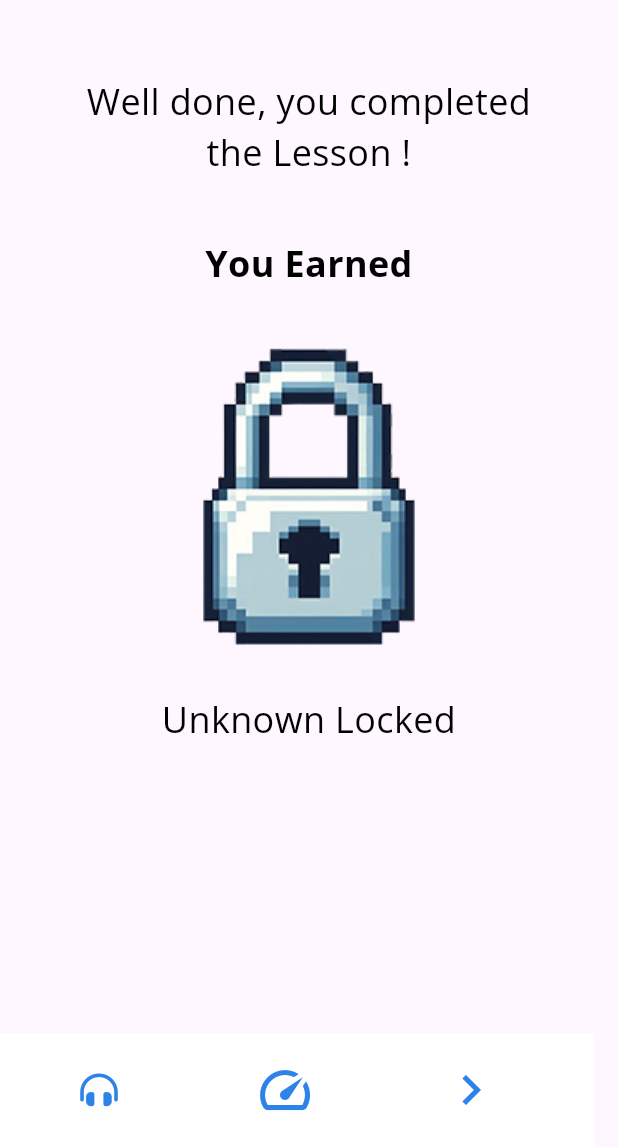
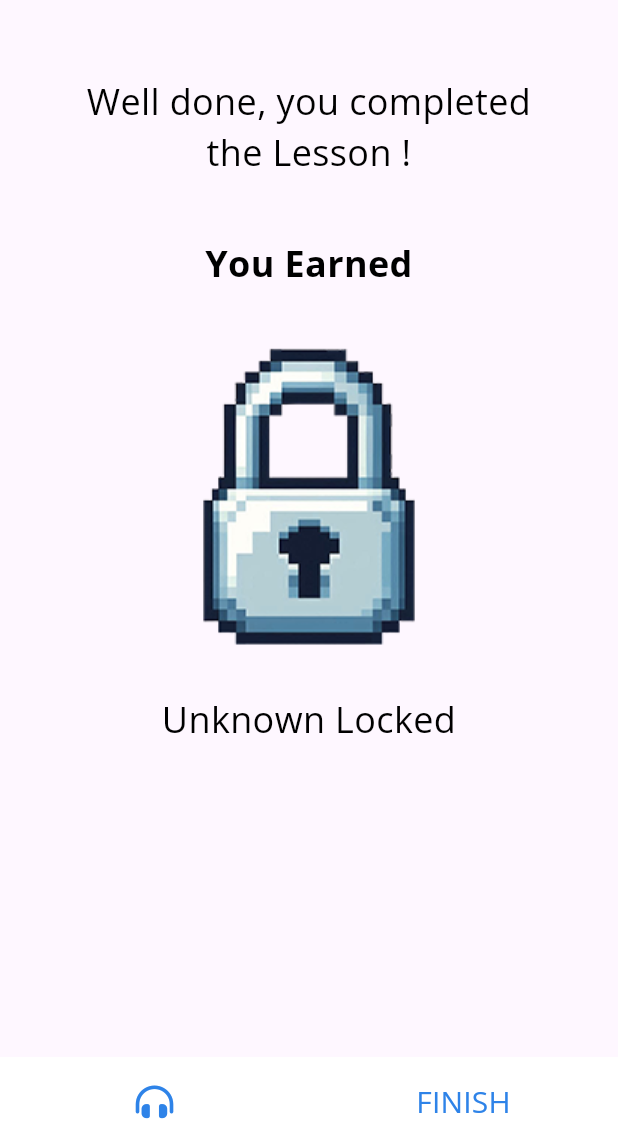
Before and after one commit to JasonXing1234/Gamified-Education-App, a Flutter app: the RewardScreen screen opened directly with empty values, on a phone screen of 412 x 824 dp, the part 89-1236 px from its top. Run offline on Flutter 3.47's test engine with Material 3 defaults, Android fonts, the phone set to English and light mode, and no system bars; our stand-ins replace equatable, firebase_auth, firebase_core, firebase_database, firebase_messaging, font_awesome_flutter and 1 more; accounts and stored records are empty.

Commit message:
New Multi-purpose button set up

```diff
--- a/lib/components/buttons/next_button.dart
+++ b/lib/components/buttons/next_button.dart
@@ -3,20 +3,30 @@ import 'package:flutter/material.dart';
 import '../../styles/app_colors.dart';
 import '../../styles/text_styles.dart';
 
-class NextButton extends StatelessWidget {
+enum ButtonType {
+  next,
+  back,
+  check,
+  submit,
+  finish,
+}
 
-  NextButton({
+
+class MultiPurposeButton extends StatelessWidget {
+
+  MultiPurposeButton({
     super.key,
     required this.disabled,
     required this.onTap,
-    this.buttonName = "NEXT",
+    // this.buttonName = "NEXT",
+    this.buttonType = ButtonType.next,
   });
 
   final bool disabled;
   final void Function() onTap;
 
-  String buttonName;
-
+  // String buttonName;
+  ButtonType buttonType;
 
   // Style Variables
   final double borderRadius = 15;
@@ -26,8 +36,9 @@ class NextButton extends StatelessWidget {
 
   @override
   Widget build(context) {
+
+    // Get the right color
     Color color;
-
     if (disabled) {
       color = appColors.grey;
     }
@@ -35,31 +46,54 @@ class NextButton extends StatelessWidget {
       color = appColors.royalBlue;
     }
 
-    return IconButton(
+
+    Widget button;
+    if (buttonType == ButtonType.next || buttonType == ButtonType.back) {
+      button = IconButton(
         icon: Icon(
-        buttonName == "BACK" ? Icons.chevron_left : Icons.chevron_right,
+          buttonType == ButtonType.back ? Icons.chevron_left : Icons.chevron_right,
           color: color,
           size: 40,
         ),
         onPressed: disabled ? null : onTap,
       );
+    }
+    else {
 
-    // return ElevatedButton(
-    //   onPressed: disabled ? null : onTap,
-    //   style: ElevatedButton.styleFrom(
-    //     //padding: const EdgeInsets.symmetric(horizontal: 40, vertical: 10), // Padding for text and border
-    //     fixedSize: const Size(150, 50),
-    //     backgroundColor: color,
-    //     foregroundColor: Colors.white,
-    //     shape: RoundedRectangleBorder(
-    //       borderRadius: BorderRadius.circular(borderRadius),
-    //     ),
+      // Get the right name
+      String buttonText;
+      if (buttonType == ButtonType.check) {
+        buttonText = "CHECK";
+      }
+      else if (buttonType == ButtonType.submit) {
+        buttonText = "SUBMIT";
+      }
+      else if (buttonType == ButtonType.finish) {
+        buttonText = "FINISH";
+      }
+      else {
+        buttonText = "BUTTON";
+      }
+
+      button = TextButton(
+        onPressed: disabled ? null : onTap,
+        // style: ElevatedButton.styleFrom(
+        //   //padding: const EdgeInsets.symmetric(horizontal: 40, vertical: 10), // Padding for text and border
+        //   fixedSize: const Size(150, 50),
+        //   backgroundColor: color,
+        //   foregroundColor: Colors.white,
+        //   shape: RoundedRectangleBorder(
+        //     borderRadius: BorderRadius.circular(borderRadius),
         //   ),
-    //   child: Text(
-    //     buttonText,
-    //     style: textStyles.mediumBodyTextWhite,
-    //     textAlign: TextAlign.center,
-    //   ),
-    // );
+        // ),
+        child: Text(
+          buttonText,
+          style: textStyles.customBodyText(disabled ? appColors.grey : appColors.royalBlue, 20,),
+          textAlign: TextAlign.center,
+        ),
+      );
+    }
+
+    return button;
   }
 }
--- a/lib/components/rewards/reward_screen.dart
+++ b/lib/components/rewards/reward_screen.dart
@@ -99,26 +99,23 @@ class _RewardScreenState extends State<RewardScreen> {
               ),
           ),
         ),
-        floatingActionButtonLocation: FloatingActionButtonLocation.endDocked,
+        floatingActionButtonLocation: FloatingActionButtonLocation.centerDocked,
         floatingActionButton: Container(
         color: Colors.white,
-        child: Padding(
-          padding: const EdgeInsets.symmetric(horizontal: 20, vertical: 10),
+        child: SizedBox(
+          height: 60,
           child: Row(
             children: [
               const Expanded(
                   child: ListenButton(),
               ),
-              const Expanded(
-                child: SpeedButton(),
-              ),
               Expanded(
-                child: NextButton(
-                  buttonName: "FINISH",
+                child: MultiPurposeButton(
                   onTap: () {
                     Navigator.of(context).pop();
                   },
                   disabled: false,
+                  buttonType: ButtonType.finish,
                 ),
               ),
             ],
--- a/lib/home_screen.dart
+++ b/lib/home_screen.dart
@@ -182,7 +182,7 @@ class _HomeState extends State<Home> {
                     crossAxisAlignment: CrossAxisAlignment.start, // Aligns children to the left
                     children: [
                       Text(
-                        "Current Lesson",
+                        "Next Activity",
                         textAlign: TextAlign.left,
                         style: textStyles.mediumBodyText,
                       ),
@@ -213,8 +213,8 @@ class _HomeState extends State<Home> {
                       ),
                     ),
                     child: Text(
-                      "PREP",
-                      style: textStyles.mediumBodyTextWhite,
+                      "POST-QUIZ",
+                      style: textStyles.smallBodyTextWhite,
                       textAlign: TextAlign.center,
                     ),
                   ),
```
Also changed, not shown: lib/components/practice/practice_screen.dart (+68 -33 lines), lib/components/quiz/quiz_screen.dart (+4 -4 lines), lib/components/reading/readings_screen.dart (+6 -5 lines), lib/components/result_screen.dart (+4 -7 lines). Lines whose indentation alone changed are shown as unchanged.
